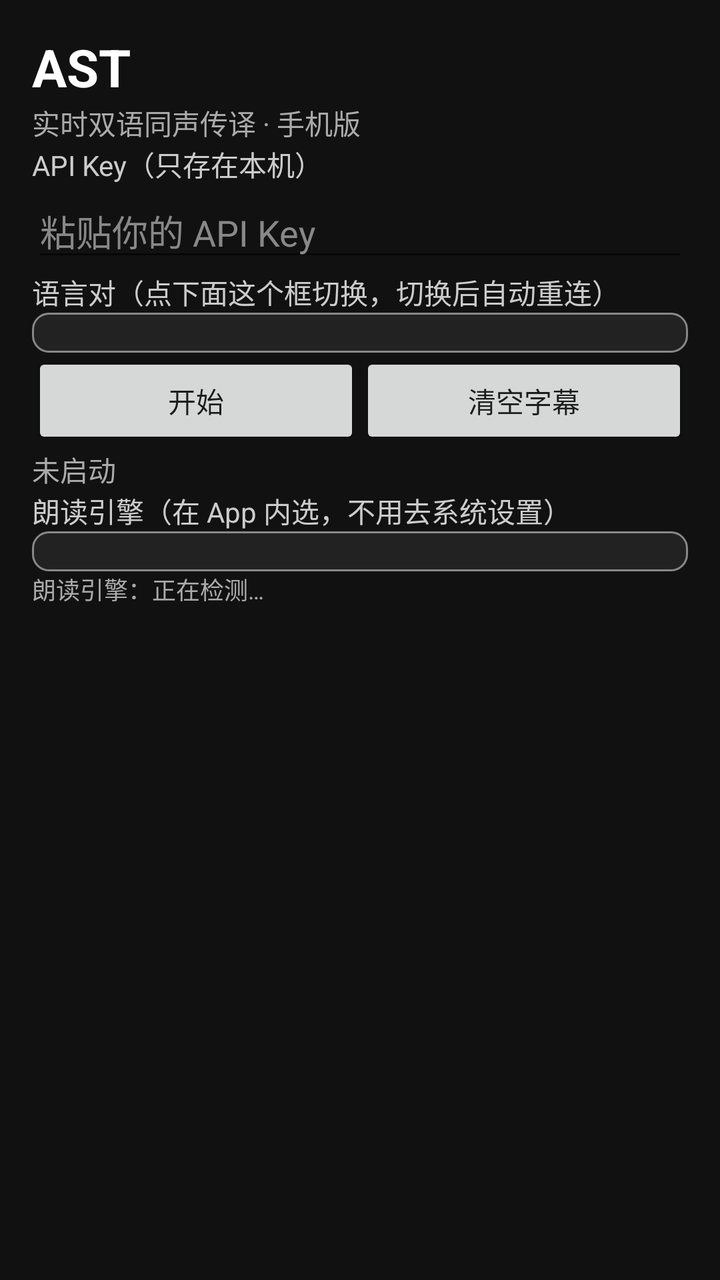
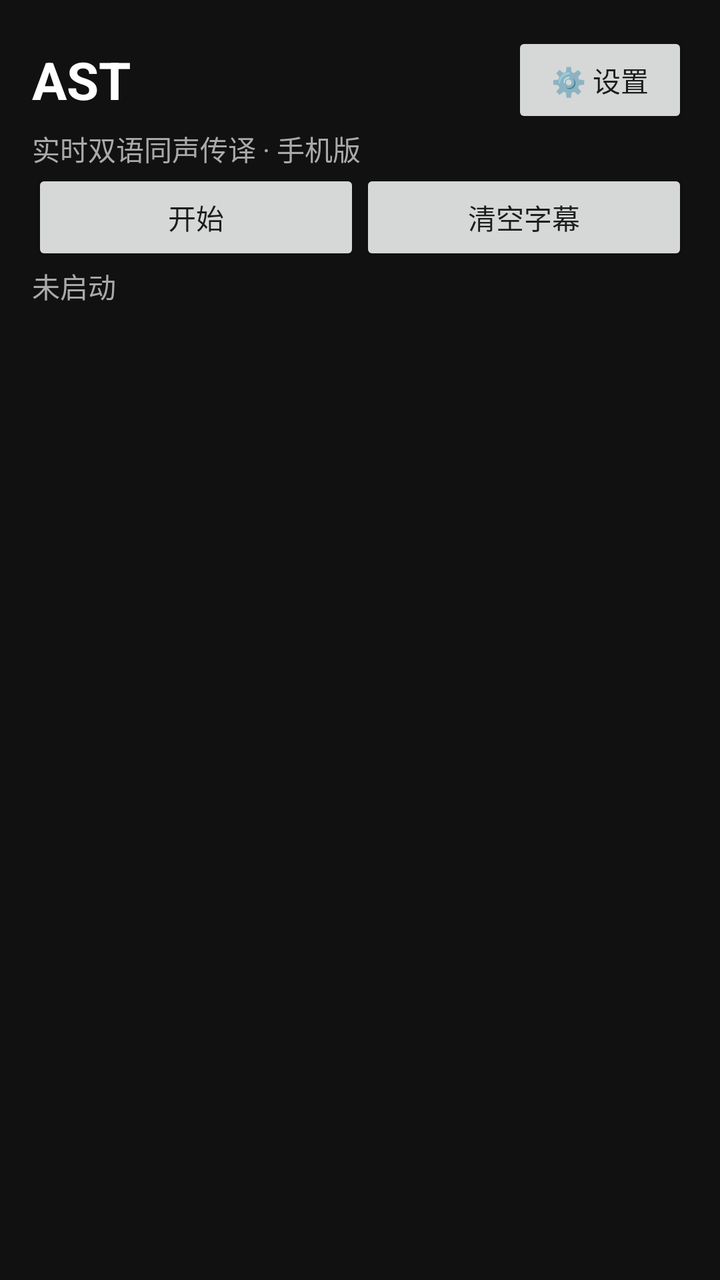

Screens rendered from an Android XML layout before and after an edit, with the pre-edit source and the edit as a unified diff.
<!-- AndroidManifest.xml: application theme Theme.AppCompat.Light.NoActionBar -->
<!-- res/layout/activity_main.xml -->
<?xml version="1.0" encoding="utf-8"?>
<LinearLayout xmlns:android="http://schemas.android.com/apk/res/android"
    android:layout_width="match_parent" android:layout_height="match_parent" android:orientation="vertical" android:background="#111111" android:padding="16dp">
    <TextView android:layout_width="wrap_content" android:layout_height="wrap_content" android:text="AST" android:textSize="26sp" android:textStyle="bold" android:textColor="#FFFFFF" />
    <TextView android:layout_width="wrap_content" android:layout_height="wrap_content" android:text="实时双语同声传译 · 手机版" android:textSize="14sp" android:textColor="#AAAAAA" />
    <TextView android:layout_width="wrap_content" android:layout_height="wrap_content" android:text="API Key（只存在本机）" android:textColor="#CCCCCC" />
    <EditText android:id="@+id/keyEdit" android:layout_width="match_parent" android:layout_height="wrap_content" android:hint="粘贴你的 API Key" android:inputType="textPassword" android:textColor="#FFFFFF" android:textColorHint="#888888" />
    <TextView android:layout_width="wrap_content" android:layout_height="wrap_content" android:text="语言对（点下面这个框切换，切换后自动重连）" android:textColor="#CCCCCC" />
    <Spinner android:id="@+id/pairSpinner" android:layout_width="match_parent" android:layout_height="wrap_content" android:background="@drawable/spinner_bg" android:padding="10dp" />
    <LinearLayout android:layout_width="match_parent" android:layout_height="wrap_content" android:orientation="horizontal">
        <Button android:id="@+id/startBtn" android:layout_width="0dp" android:layout_weight="1" android:layout_height="wrap_content" android:text="开始" />
        <Button android:id="@+id/clearBtn" android:layout_width="0dp" android:layout_weight="1" android:layout_height="wrap_content" android:text="清空字幕" />
    </LinearLayout>
    <TextView android:id="@+id/statusText" android:layout_width="wrap_content" android:layout_height="wrap_content" android:text="未启动" android:textColor="#AAAAAA" />
    <TextView android:layout_width="wrap_content" android:layout_height="wrap_content" android:text="朗读引擎（在 App 内选，不用去系统设置）" android:textColor="#CCCCCC" />
    <Spinner android:id="@+id/engineSpinner" android:layout_width="match_parent" android:layout_height="wrap_content" android:background="@drawable/spinner_bg" android:padding="10dp" />
    <TextView android:id="@+id/ttsEngineText" android:layout_width="wrap_content" android:layout_height="wrap_content" android:text="朗读引擎：正在检测…" android:textColor="#AAAAAA" android:textSize="12sp" />
    <ScrollView android:id="@+id/subScroll" android:layout_width="match_parent" android:layout_height="0dp" android:layout_weight="1" android:scrollbars="vertical" android:scrollbarStyle="insideOverlay" android:fadeScrollbars="false">
        <LinearLayout android:id="@+id/subContainer" android:layout_width="match_parent" android:layout_height="wrap_content" android:orientation="vertical" />
    </ScrollView>
    <TextView android:id="@+id/subText" android:layout_width="match_parent" android:layout_height="wrap_content" android:visibility="gone" />
</LinearLayout>
<!-- resources referenced by this layout -->
<resources>
  <!-- drawable spinner_bg (drawable) -->
  <?xml version="1.0" encoding="utf-8"?>
  <shape xmlns:android="http://schemas.android.com/apk/res/android" android:shape="rectangle">
      <solid android:color="#222222" />
      <stroke android:width="1dp" android:color="#888888" />
      <corners android:radius="8dp" />
      <padding android:left="12dp" android:top="10dp" android:right="12dp" android:bottom="10dp" />
  </shape>
</resources>

<!-- the commit's change to res/layout/activity_main.xml (unified diff, before → after) -->
@@ -1,20 +1,25 @@
 <?xml version="1.0" encoding="utf-8"?>
 <LinearLayout xmlns:android="http://schemas.android.com/apk/res/android"
     android:layout_width="match_parent" android:layout_height="match_parent" android:orientation="vertical" android:background="#111111" android:padding="16dp">
-    <TextView android:layout_width="wrap_content" android:layout_height="wrap_content" android:text="AST" android:textSize="26sp" android:textStyle="bold" android:textColor="#FFFFFF" />
+    <LinearLayout android:layout_width="match_parent" android:layout_height="wrap_content" android:orientation="horizontal" android:gravity="center_vertical">
+        <TextView android:layout_width="0dp" android:layout_weight="1" android:layout_height="wrap_content" android:text="AST" android:textSize="26sp" android:textStyle="bold" android:textColor="#FFFFFF" />
+        <Button android:id="@+id/settingsBtn" android:layout_width="wrap_content" android:layout_height="wrap_content" android:text="⚙️ 设置" />
+    </LinearLayout>
     <TextView android:layout_width="wrap_content" android:layout_height="wrap_content" android:text="实时双语同声传译 · 手机版" android:textSize="14sp" android:textColor="#AAAAAA" />
-    <TextView android:layout_width="wrap_content" android:layout_height="wrap_content" android:text="API Key（只存在本机）" android:textColor="#CCCCCC" />
-    <EditText android:id="@+id/keyEdit" android:layout_width="match_parent" android:layout_height="wrap_content" android:hint="粘贴你的 API Key" android:inputType="textPassword" android:textColor="#FFFFFF" android:textColorHint="#888888" />
-    <TextView android:layout_width="wrap_content" android:layout_height="wrap_content" android:text="语言对（点下面这个框切换，切换后自动重连）" android:textColor="#CCCCCC" />
-    <Spinner android:id="@+id/pairSpinner" android:layout_width="match_parent" android:layout_height="wrap_content" android:background="@drawable/spinner_bg" android:padding="10dp" />
+    <LinearLayout android:id="@+id/settingsPanel" android:layout_width="match_parent" android:layout_height="wrap_content" android:orientation="vertical" android:visibility="gone">
+        <TextView android:layout_width="wrap_content" android:layout_height="wrap_content" android:text="API Key（只存在本机）" android:textColor="#CCCCCC" />
+        <EditText android:id="@+id/keyEdit" android:layout_width="match_parent" android:layout_height="wrap_content" android:hint="粘贴你的 API Key" android:inputType="textPassword" android:textColor="#FFFFFF" android:textColorHint="#888888" />
+        <TextView android:layout_width="wrap_content" android:layout_height="wrap_content" android:text="语言对（点下面这个框切换，切换后自动重连）" android:textColor="#CCCCCC" />
+        <Spinner android:id="@+id/pairSpinner" android:layout_width="match_parent" android:layout_height="wrap_content" android:background="@drawable/spinner_bg" android:padding="10dp" />
+        <TextView android:layout_width="wrap_content" android:layout_height="wrap_content" android:text="朗读引擎（在 App 内选，不用去系统设置）" android:textColor="#CCCCCC" />
+        <Spinner android:id="@+id/engineSpinner" android:layout_width="match_parent" android:layout_height="wrap_content" android:background="@drawable/spinner_bg" android:padding="10dp" />
+        <TextView android:id="@+id/ttsEngineText" android:layout_width="wrap_content" android:layout_height="wrap_content" android:text="朗读引擎：正在检测…" android:textColor="#AAAAAA" android:textSize="12sp" />
+    </LinearLayout>
     <LinearLayout android:layout_width="match_parent" android:layout_height="wrap_content" android:orientation="horizontal">
         <Button android:id="@+id/startBtn" android:layout_width="0dp" android:layout_weight="1" android:layout_height="wrap_content" android:text="开始" />
         <Button android:id="@+id/clearBtn" android:layout_width="0dp" android:layout_weight="1" android:layout_height="wrap_content" android:text="清空字幕" />
     </LinearLayout>
     <TextView android:id="@+id/statusText" android:layout_width="wrap_content" android:layout_height="wrap_content" android:text="未启动" android:textColor="#AAAAAA" />
-    <TextView android:layout_width="wrap_content" android:layout_height="wrap_content" android:text="朗读引擎（在 App 内选，不用去系统设置）" android:textColor="#CCCCCC" />
-    <Spinner android:id="@+id/engineSpinner" android:layout_width="match_parent" android:layout_height="wrap_content" android:background="@drawable/spinner_bg" android:padding="10dp" />
-    <TextView android:id="@+id/ttsEngineText" android:layout_width="wrap_content" android:layout_height="wrap_content" android:text="朗读引擎：正在检测…" android:textColor="#AAAAAA" android:textSize="12sp" />
     <ScrollView android:id="@+id/subScroll" android:layout_width="match_parent" android:layout_height="0dp" android:layout_weight="1" android:scrollbars="vertical" android:scrollbarStyle="insideOverlay" android:fadeScrollbars="false">
         <LinearLayout android:id="@+id/subContainer" android:layout_width="match_parent" android:layout_height="wrap_content" android:orientation="vertical" />
     </ScrollView>
